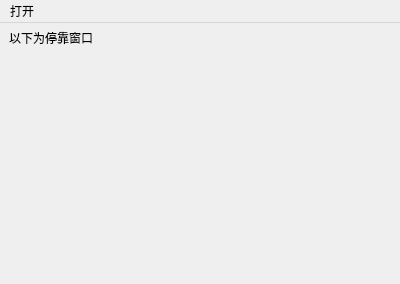
The window that TestMFramelessWidget/MainWindow.ui (lxj434368832/MCommonLibrary) describes before a commit, drawn with Qt 5.
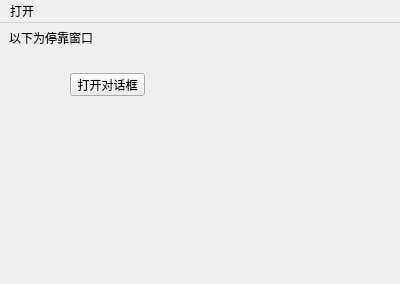
The same window after the commit.

```diff
--- a/TestMFramelessWidget/MainWindow.ui
+++ b/TestMFramelessWidget/MainWindow.ui
@@ -33,6 +33,19 @@
      <string>以下为停靠窗口</string>
     </property>
    </widget>
+   <widget class="QPushButton" name="btnOpenDialog">
+    <property name="geometry">
+     <rect>
+      <x>70</x>
+      <y>50</y>
+      <width>75</width>
+      <height>23</height>
+     </rect>
+    </property>
+    <property name="text">
+     <string>打开对话框</string>
+    </property>
+   </widget>
   </widget>
   <widget class="QMenuBar" name="menuBar">
    <property name="geometry">
```
